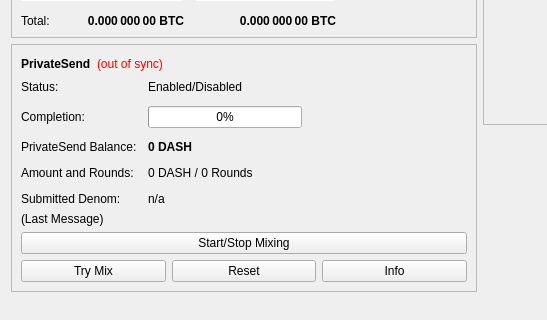
Before: the Qt Designer form src/qt/forms/overviewpage.ui in Captain-Cucumber/pprfnk1, drawn with Qt 5; both pictures show x 0 to 547 and y 178 to 498 of the 960 by 585 pixel window.
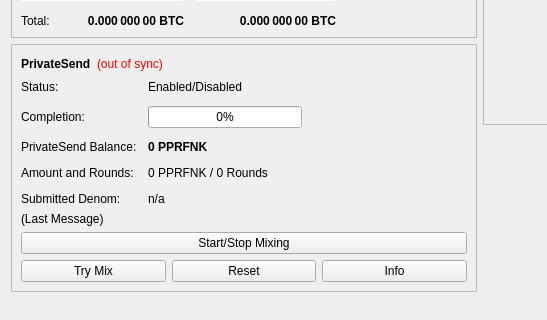
After: the same form once the commit is applied.

Commit message: dash-->pprfnk

Patch:
```diff
--- a/src/qt/forms/overviewpage.ui
+++ b/src/qt/forms/overviewpage.ui
@@ -514,7 +514,7 @@
                </font>
               </property>
               <property name="text">
-               <string notr="true">0 DASH</string>
+               <string notr="true">0 PPRFNK</string>
               </property>
              </widget>
             </item>
@@ -528,7 +528,7 @@
             <item row="3" column="1">
              <widget class="QLabel" name="labelAmountRounds">
               <property name="text">
-               <string>0 DASH / 0 Rounds</string>
+               <string>0 PPRFNK / 0 Rounds</string>
               </property>
              </widget>
             </item>
```
Left out of the diff: 6 changed lines with no effect on the pictures. The commit also changes 427 other files.
